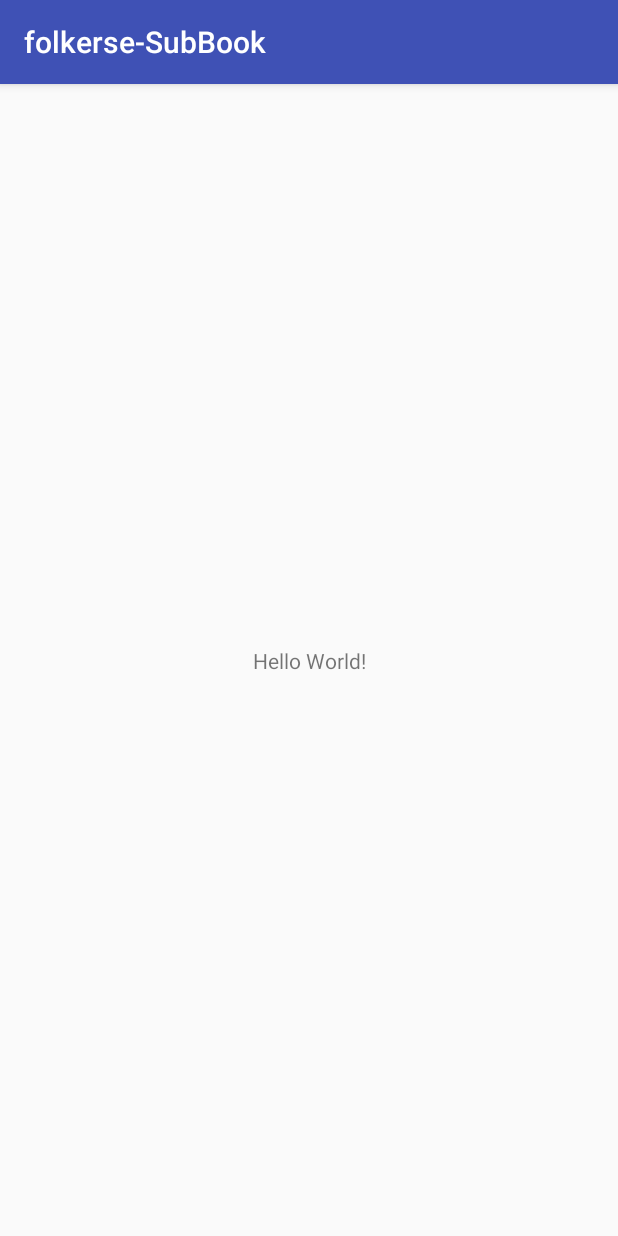
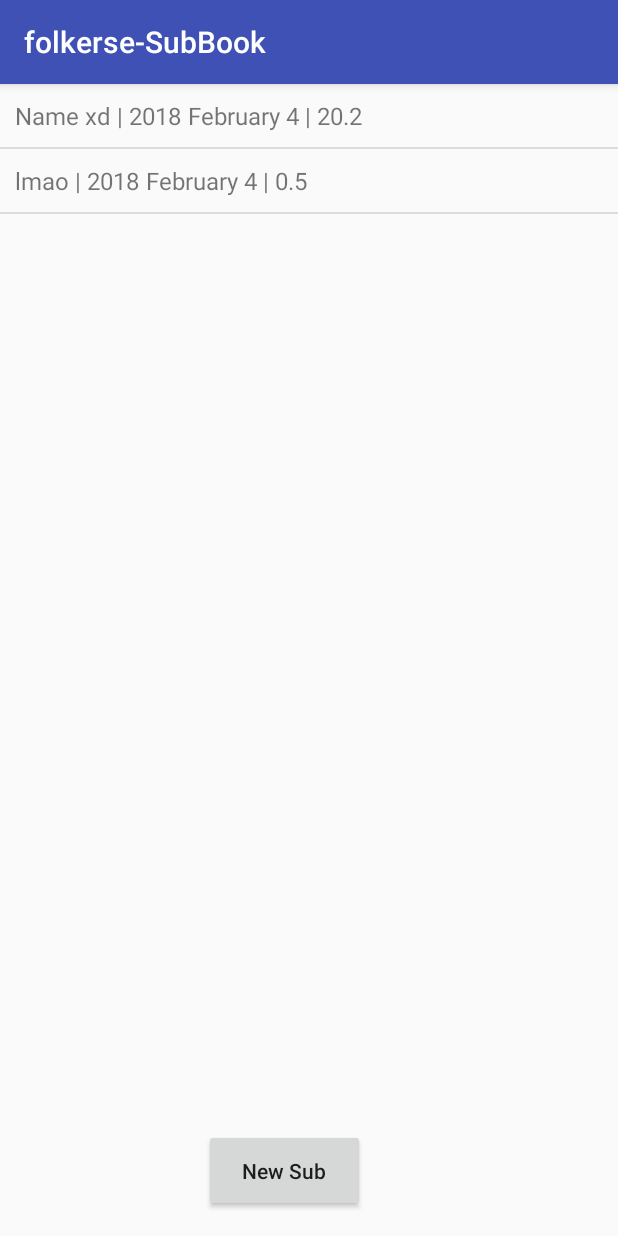
Before and after one commit to tfolkersen/folkerse-SubBook, an Android app: the screen it shows after launch (MainActivity), on a phone screen of 412 x 824 dp. Run offline under Robolectric (Android 15) with nearby library versions, the phone set to English and light mode, and no system bars.

Commit message:
ListView, date formatting

```diff
--- a/app/src/main/java/com/example/folkerse_subbook/MainActivity.java
+++ b/app/src/main/java/com/example/folkerse_subbook/MainActivity.java
@@ -2,12 +2,59 @@ package com.example.folkerse_subbook;
 
 import android.support.v7.app.AppCompatActivity;
 import android.os.Bundle;
+import android.util.Log;
+import android.widget.ArrayAdapter;
+import android.widget.Button;
+import android.widget.ListView;
+
+import java.util.Date;
+import java.util.ArrayList;
 
 public class MainActivity extends AppCompatActivity {
+
+    private ListView subDisplay;
+    private Button buttonNew;
+    private ArrayAdapter<Subscription> subAdapter;
+    private ArrayList<Subscription> subList;
 
     @Override
     protected void onCreate(Bundle savedInstanceState) {
         super.onCreate(savedInstanceState);
         setContentView(R.layout.activity_main);
+
+        buttonNew = findViewById(R.id.buttonNew);
+        subDisplay = findViewById(R.id.subDisplay);
+        subList = new ArrayList<Subscription>();
+        subAdapter = new ArrayAdapter<Subscription>(this, R.layout.list_element, subList);
+        subDisplay.setAdapter(subAdapter);
+
+        //Add some testing data
+        try {
+            subList.add(new Subscription("Name xd", new Date(), 20.2, "asd"));
+            subList.add(new Subscription("lmao", new Date(), 0.5, "comment here"));
+        }
+        catch (Exception E){
+            Log.i("EXCEPTION xd", E.toString());
+        }
+        subAdapter.notifyDataSetChanged();
+
+
     }
+
+    @Override
+    protected void onStart(){
+        super.onStart();
+        //Load everything
+        //Refresh data
+    }
+
+    private void saveData(){
+        //Save all the data
+    }
+
+    private void loadData(){
+        //Load the data and refresh
+    }
+
+
 }
--- a/app/src/main/java/com/example/folkerse_subbook/Subscription.java
+++ b/app/src/main/java/com/example/folkerse_subbook/Subscription.java
@@ -2,8 +2,8 @@ package com.example.folkerse_subbook;
 
 import org.w3c.dom.Comment;
 
+import java.text.SimpleDateFormat;
 import java.util.Date;
-
 /**
  * Created by cf on 2018-02-03.
  */
@@ -77,7 +77,9 @@ public class Subscription {
 
 
     public String toString(){
-        return name + " | " + date.toString() + " | " + Double.toString(charge);
+        SimpleDateFormat fmt = new SimpleDateFormat("yyyy MMMM d");
+        String dt = fmt.format(date);
+        return name + " | " + dt + " | " + Double.toString(charge);
     }
 
 
--- a/app/src/main/res/layout/activity_main.xml
+++ b/app/src/main/res/layout/activity_main.xml
@@ -6,13 +6,24 @@
     android:layout_height="match_parent"
     tools:context="com.example.folkerse_subbook.MainActivity">
 
-    <TextView
-        android:layout_width="wrap_content"
-        android:layout_height="wrap_content"
-        android:text="Hello World!"
+    <Button
+        android:id="@+id/buttonNew"
+        android:layout_width="107dp"
+        android:layout_height="55dp"
+        android:layout_marginBottom="16dp"
+        android:layout_marginStart="136dp"
+        android:gravity="center"
+        android:text="@string/buttonNewText"
+        android:textAllCaps="false"
         app:layout_constraintBottom_toBottomOf="parent"
-        app:layout_constraintLeft_toLeftOf="parent"
-        app:layout_constraintRight_toRightOf="parent"
-        app:layout_constraintTop_toTopOf="parent" />
+        app:layout_constraintStart_toStartOf="parent"
+        tools:text="@string/buttonNewText" />
+
+    <ListView
+        android:id="@+id/subDisplay"
+        android:layout_width="fill_parent"
+        android:layout_height="430dp"
+        app:layout_constraintTop_toTopOf="parent"
+        tools:layout_editor_absoluteX="0dp" />
 
 </android.support.constraint.ConstraintLayout>
--- /dev/null
+++ b/app/src/main/res/layout/list_element.xml
@@ -0,0 +1,6 @@
+<?xml version="1.0" encoding="utf-8"?>
+<TextView xmlns:android="http://schemas.android.com/apk/res/android"
+    android:layout_width="fill_parent"
+    android:layout_height="fill_parent"
+    android:padding="10dp"
+    android:textSize="16sp"></TextView>
--- a/app/src/main/res/values/strings.xml
+++ b/app/src/main/res/values/strings.xml
@@ -1,3 +1,4 @@
 <resources>
     <string name="app_name">folkerse-SubBook</string>
+    <string name="buttonNewText">New Sub</string>
 </resources>
```
